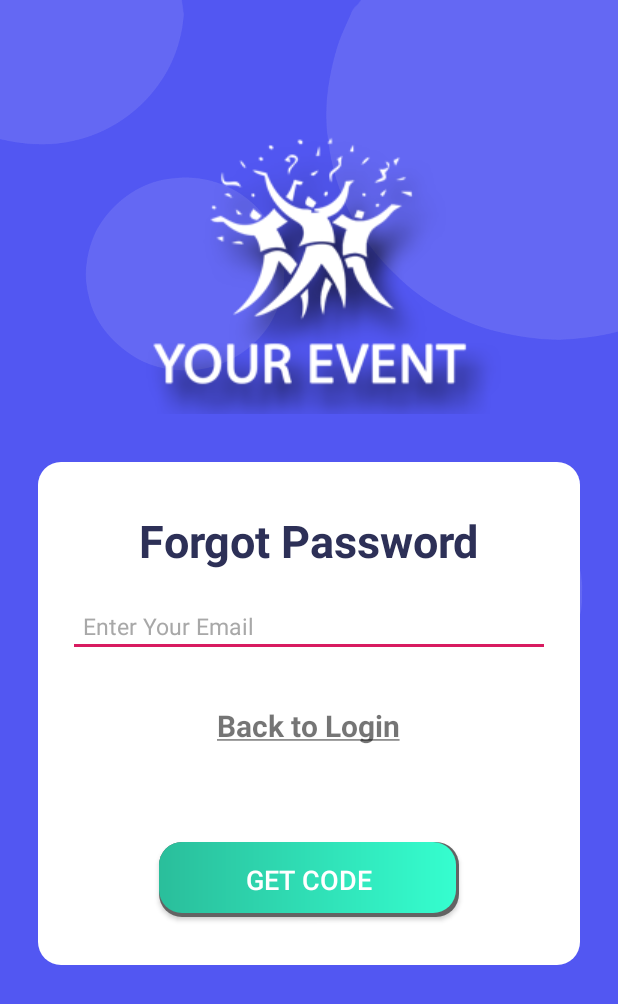
After one commit to truyenle16398/AppCheckInByQRCode, an Android app: the ForgotPassActivity screen opened directly, with no data from a screen before it, on a phone screen of 412 x 824 dp. The commit adds this screen. Shown: the top 1004 px of the screen. Run offline under Robolectric (Android 15) with nearby library versions, the phone set to English and light mode, and no system bars.

Commit message:
Add Forgot Password Activity

```diff
--- a/app/src/main/AndroidManifest.xml
+++ b/app/src/main/AndroidManifest.xml
@@ -9,13 +9,14 @@
         android:roundIcon="@mipmap/ic_launcher_round"
         android:supportsRtl="true"
         android:theme="@style/AppTheme">
-        <activity android:name=".MainActivity">
+        <activity android:name=".LoginActivity">
             <intent-filter>
                 <action android:name="android.intent.action.MAIN" />
 
                 <category android:name="android.intent.category.LAUNCHER" />
             </intent-filter>
         </activity>
+        <activity android:name=".ForgotPassActivity"></activity>
     </application>
 
 </manifest>
--- /dev/null
+++ b/app/src/main/java/com/example/appcheckinbyqrcode/ForgotPassActivity.java
@@ -0,0 +1,77 @@
+package com.example.appcheckinbyqrcode;
+
+import android.os.Bundle;
+import android.os.CountDownTimer;
+import android.view.View;
+import android.widget.Button;
+import android.widget.TextView;
+import android.widget.Toast;
+
+import androidx.appcompat.app.AppCompatActivity;
+
+public class ForgotPassActivity extends AppCompatActivity {
+    Button BtnGetCode;
+    TextView TVBack, TVemail, TVcode, TVpass, TVtimer;
+    String email, pass;
+    CountDownTimer countDownTimer;
+
+
+    @Override
+    protected void onCreate(Bundle savedInstanceState) {
+        super.onCreate(savedInstanceState);
+        setContentView(R.layout.forgot_pass);
+        Anhxa();
+        onClick();
+    }
+
+    void onClick(){
+        BtnGetCode.setOnClickListener(new View.OnClickListener() {
+            @Override
+            public void onClick(View view) {
+                email = TVemail.getText().toString();
+                if (email.isEmpty()) {
+                    Toast.makeText(ForgotPassActivity.this, "Vui lòng nhập Email của bạn", Toast.LENGTH_SHORT).show();
+                } else {
+                    TVemail.setVisibility(View.GONE);
+                    TVcode.setVisibility(View.VISIBLE);
+                    TVpass.setVisibility(View.VISIBLE);
+                    TVtimer.setVisibility(View.VISIBLE);
+                    BtnGetCode.setText("Change Password");
+                    startCountdownTimer();
+                }
+            }
+        });
+
+        TVBack.setOnClickListener(new View.OnClickListener() {
+            @Override
+            public void onClick(View view) {
+                finish();
+            }
+        });
+    }
+
+    private void startCountdownTimer(){
+        countDownTimer = new CountDownTimer(120000, 1000) {
+
+            public void onTick(long millisUntilFinished) {
+                TVtimer.setText("Time remaining : " + millisUntilFinished / 1000);
+            }
+
+            public void onFinish() {
+                Toast.makeText(ForgotPassActivity.this, "Time Out ! Request again to reset password.", Toast.LENGTH_SHORT).show();
+                finish();
+            }
+        }.start();
+    }
+    void Anhxa(){
+        BtnGetCode = findViewById(R.id.btnGetCode);
+        TVBack = findViewById(R.id.tvBack);
+        TVcode = findViewById(R.id.inputCode);
+        TVpass = findViewById(R.id.inputPass);
+        TVemail = findViewById(R.id.inputEmail);
+        TVcode.setVisibility(View.GONE);
+        TVpass.setVisibility(View.GONE);
+        TVtimer = findViewById(R.id.timer);
+        TVtimer.setVisibility(View.GONE);
+    }
+}
--- /dev/null
+++ b/app/src/main/res/layout/forgot_pass.xml
@@ -0,0 +1,126 @@
+<?xml version="1.0" encoding="utf-8"?>
+<LinearLayout
+    xmlns:android="http://schemas.android.com/apk/res/android"
+    xmlns:tools="http://schemas.android.com/tools"
+    android:layout_width="match_parent"
+    android:layout_height="match_parent"
+    android:orientation="vertical"
+    android:background="@drawable/background"
+    tools:context="com.example.appcheckinbyqrcode.ForgotPassActivity">
+    <ScrollView
+        android:layout_width="match_parent"
+        android:layout_height="match_parent">
+        <LinearLayout
+            android:gravity="center|top"
+            android:orientation="vertical"
+            android:layout_width="match_parent"
+            android:layout_height="match_parent">
+
+            <ImageView
+                android:layout_width="wrap_content"
+                android:layout_height="wrap_content"
+                android:layout_marginTop="72dp"
+                android:background="@drawable/logo" />
+            <LinearLayout
+                android:layout_width="match_parent"
+                android:layout_height="wrap_content"
+                android:layout_marginLeft="25dp"
+                android:layout_marginRight="25dp"
+                android:layout_marginBottom="60dp"
+                android:background="@drawable/box_bg"
+                android:orientation="vertical"
+                android:gravity="center|top"
+                android:layout_gravity="center"
+                android:layout_marginTop="32dp"
+                >
+                <TextView
+                    android:layout_width="wrap_content"
+                    android:layout_height="wrap_content"
+                    android:layout_marginTop="32dp"
+                    android:text="@string/forgot_password"
+                    android:textSize="30dp"
+                    android:textStyle="bold"
+                    android:textColor="#2d3057"/>
+                <TextView
+                    android:id="@+id/timer"
+                    android:textSize="22sp"
+                    android:textStyle="bold"
+                    android:layout_width="wrap_content"
+                    android:layout_height="wrap_content"
+                    android:layout_gravity="center"/>
+
+                <EditText
+                    android:id="@+id/inputEmail"
+                    android:layout_width="match_parent"
+                    android:layout_height="wrap_content"
+                    android:padding="10dp"
+                    android:layout_marginLeft="20dp"
+                    android:layout_marginRight="20dp"
+                    android:layout_marginTop="16dp"
+                    android:ems="10"
+                    android:inputType="textEmailAddress"
+                    android:hint="@string/enter_your_email"
+                    android:textSize="15dp"
+                    android:textColorHint="#a8a8a8"
+                    />
+                <EditText
+                    android:id="@+id/inputCode"
+                    android:layout_width="match_parent"
+                    android:layout_height="wrap_content"
+                    android:padding="10dp"
+                    android:layout_marginLeft="20dp"
+                    android:layout_marginRight="20dp"
+                    android:layout_marginTop="16dp"
+                    android:ems="10"
+                    android:inputType="text"
+                    android:hint="@string/enter_your_code"
+                    android:textSize="15dp"
+                    android:textColorHint="#a8a8a8"
+                    />
+
+                <EditText
+                    android:id="@+id/inputPass"
+                    android:layout_width="match_parent"
+                    android:layout_height="wrap_content"
+                    android:padding="10dp"
+                    android:layout_marginLeft="20dp"
+                    android:layout_marginRight="20dp"
+                    android:layout_marginTop="16dp"
+                    android:ems="10"
+                    android:inputType="textPassword"
+                    android:hint="@string/enter_your_password"
+                    android:textSize="15dp"
+                    android:textColorHint="#a8a8a8"
+                    />
+                <TextView
+                    android:id="@+id/tvBack"
+                    android:layout_width="wrap_content"
+                    android:layout_height="wrap_content"
+                    android:layout_marginStart="16dp"
+                    android:layout_marginLeft="16dp"
+                    android:layout_marginEnd="16dp"
+                    android:layout_marginRight="16dp"
+                    android:layout_marginBottom="32dp"
+                    android:layout_marginTop="32dp"
+                    android:clickable="true"
+                    android:text="@string/my_string_value2"
+                    android:textStyle="bold"
+                    android:textSize="20dp"
+                    />
+
+
+                <Button
+                    android:id="@+id/btnGetCode"
+                    android:layout_width="200dp"
+                    android:layout_height="50dp"
+                    android:layout_gravity="center"
+                    android:layout_marginTop="32dp"
+                    android:layout_marginBottom="32dp"
+                    android:background="@drawable/buttonlogin"
+                    android:text="Get Code"
+                    android:textColor="#FFFFFF"
+                    android:textSize="18sp" />
+            </LinearLayout>
+        </LinearLayout>
+    </ScrollView>
+</LinearLayout>
--- a/app/src/main/res/values/strings.xml
+++ b/app/src/main/res/values/strings.xml
@@ -1,4 +1,11 @@
 <resources>
     <string name="app_name">AppCheckInByQRCode</string>
     <string name="my_string_value"><u>Forgot your Password?</u></string>
+    <string name="my_string_value2"><u>Back to Login</u></string>
+    <string name="forgot_password">Forgot Password</string>
+    <string name="login">Login</string>
+    <string name="enter_your_email">Enter Your Email</string>
+    <string name="enter_your_password">Enter Your Password</string>
+    <string name="enter_your_code">Enter Your Code</string>
+    <string name="change_password">Change Password</string>
 </resources>
--- a/build.gradle
+++ b/build.gradle
@@ -7,7 +7,7 @@ buildscript {
 
     }
     dependencies {
-        classpath 'com.android.tools.build:gradle:3.5.1'
+        classpath 'com.android.tools.build:gradle:3.6.3'
 
         // NOTE: Do not place your application dependencies here; they belong
         // in the individual module build.gradle files
```
Also changed, not shown: app/src/main/java/com/example/appcheckinbyqrcode/LoginActivity.java (added, +60 -0 lines), app/src/main/res/layout/activity_login.xml (added, +104 -0 lines), app/src/main/res/layout/activity_main.xml (+4 -103 lines), gradle/wrapper/gradle-wrapper.properties.
